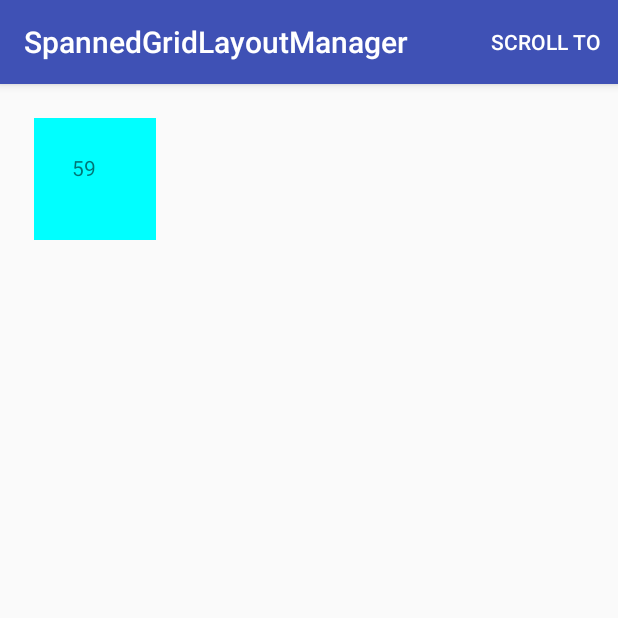
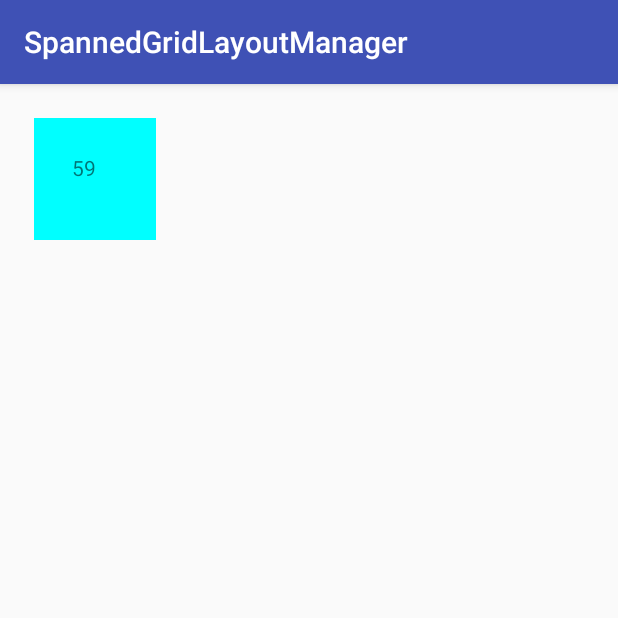
Before and after one commit to jmartinesp/SpannedGridLayoutManager, an Android app: the screen it shows after launch (MainActivity), on a phone screen of 412 x 824 dp, the top half of it. Run offline under Robolectric (Android 15) with nearby library versions, the phone set to English and light mode, and no system bars; 11 statements that could not run were skipped.

Commit message:
Remove test 'scrollToPosition' menu item

```diff
--- a/sample/src/main/java/com/arasthel/spannedgridlayoutmanager/sample/MainActivity.kt
+++ b/sample/src/main/java/com/arasthel/spannedgridlayoutmanager/sample/MainActivity.kt
@@ -1,10 +1,7 @@
 package com.arasthel.spannedgridlayoutmanager.sample
 
 import android.support.v7.widget.RecyclerView
-import android.view.Menu
-import android.view.MenuItem
 import com.arasthel.spannedgridlayoutmanager.SpannedGridLayoutManager
-import java.util.*
 
 /**
  * Created by Jorge Martín on 24/5/17.
@@ -27,20 +24,4 @@ class MainActivity: android.support.v7.app.AppCompatActivity() {
         recyclerview.adapter = adapter
     }
 
-    override fun onCreateOptionsMenu(menu: Menu): Boolean {
-
-        menuInflater.inflate(R.menu.main_menu, menu)
-
-        return super.onCreateOptionsMenu(menu)
-    }
-
-    override fun onOptionsItemSelected(item: MenuItem): Boolean {
-
-        when (item.itemId) {
-            R.id.scrollTo -> recyclerview.layoutManager.scrollToPosition(Random().nextInt(500))
-        }
-
-        return super.onOptionsItemSelected(item)
-    }
-
 }
--- a/sample/src/main/res/menu/main_menu.xml
+++ /dev/null
@@ -1,5 +0,0 @@
-<?xml version="1.0" encoding="utf-8"?>
-<menu xmlns:android="http://schemas.android.com/apk/res/android"
-    xmlns:app="http://schemas.android.com/apk/res-auto">
-    <item android:title="Scroll to" android:id="@+id/scrollTo" app:showAsAction="always|withText"></item>
-</menu>
```
